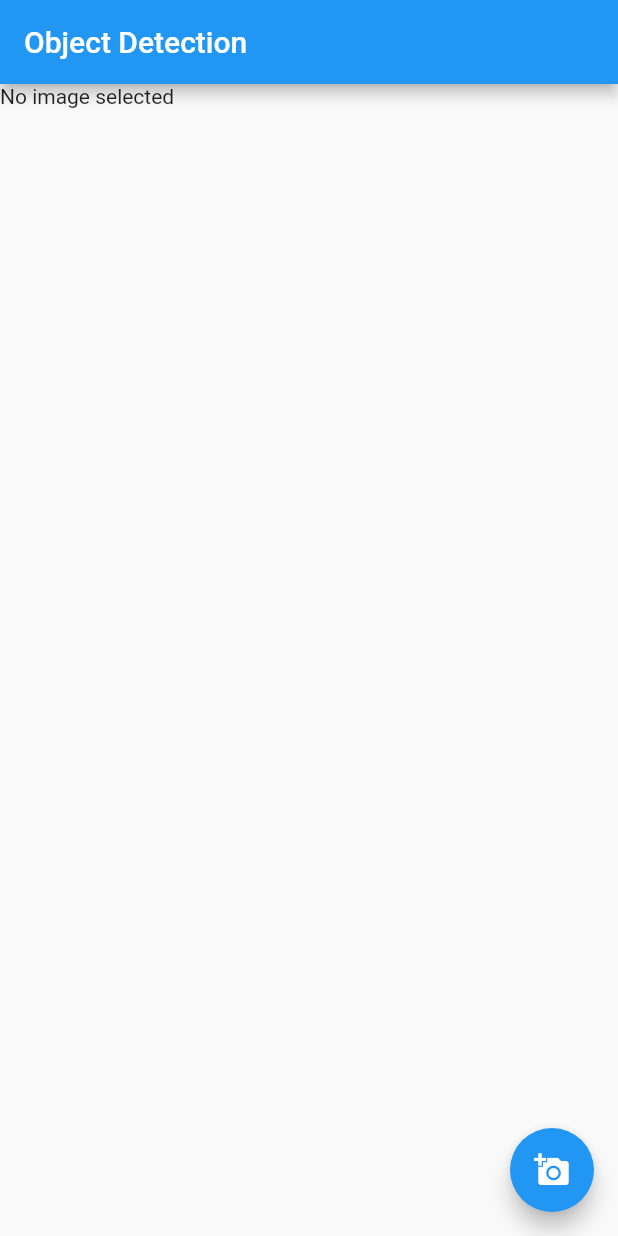
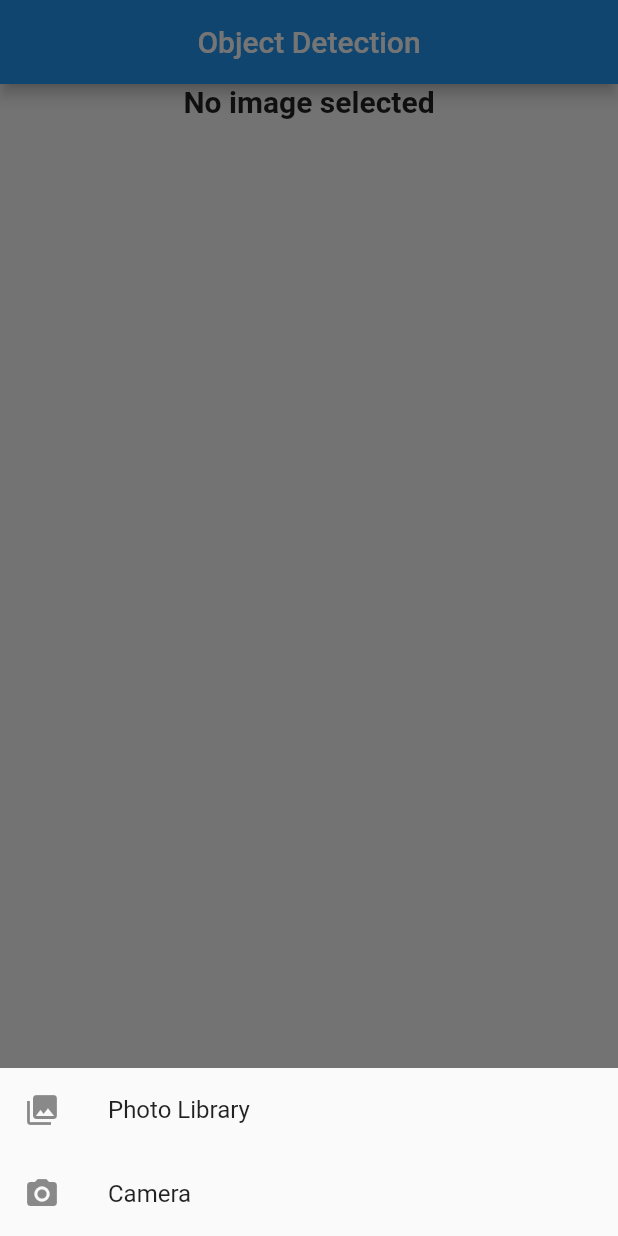
Before and after one commit to harshlohia11/object_detection, a Flutter app: the screen it shows after launch, after a tap on the "add a photo" icon, on a phone screen of 412 x 824 dp. Run offline on Flutter 3.47's test engine with Material 2 defaults, Android fonts, the phone set to English and light mode, and no system bars; our stand-ins replace image_picker; missing offline and left inert: tflite.

Commit message:
Made some changes

```diff
--- a/lib/main.dart
+++ b/lib/main.dart
@@ -73,6 +73,48 @@ class _TflitehomeState extends State<Tflitehome> {
       });
       predictImage(image);
     }
+  }
+
+  pickImageCamera() async {
+    File image = await ImagePicker.pickImage(source: ImageSource.camera);
+    if (image == null)
+      return;
+    else {
+      setState(() {
+        _busy = true;
+      });
+      predictImage(image);
+    }
+  }
+
+  showPicker(context) {
+    showModalBottomSheet(
+        context: context,
+        builder: (BuildContext bc) {
+          return SafeArea(
+            child: Container(
+              child: new Wrap(
+                children: <Widget>[
+                  new ListTile(
+                      leading: new Icon(Icons.photo_library),
+                      title: new Text('Photo Library'),
+                      onTap: () {
+                        pickImage();
+                        Navigator.of(context).pop();
+                      }),
+                  new ListTile(
+                    leading: new Icon(Icons.photo_camera),
+                    title: new Text('Camera'),
+                    onTap: () {
+                      pickImageCamera();
+                      Navigator.of(context).pop();
+                    },
+                  ),
+                ],
+              ),
+            ),
+          );
+        });
   }
 
   predictImage(File image) async {
@@ -166,7 +208,13 @@ class _TflitehomeState extends State<Tflitehome> {
       top: 0.0,
       left: 0.0,
       width: size.width,
-      child: _image == null ? Text("No image selected") : Image.file(_image),
+      child: _image == null
+          ? Center(
+              child: Text("No image selected",
+                  style:
+                      TextStyle(fontWeight: FontWeight.bold, fontSize: 20.0)),
+            )
+          : Image.file(_image),
     ));
 
     stackChildren.addAll(renderBoxes(size));
@@ -176,12 +224,14 @@ class _TflitehomeState extends State<Tflitehome> {
 
     return Scaffold(
       appBar: AppBar(
-        title: Text("Object Detection"),
+        title: Center(child: Text("Object Detection")),
       ),
       floatingActionButton: FloatingActionButton(
         child: Icon(Icons.add_a_photo),
         tooltip: 'Pick a image',
-        onPressed: pickImage,
+        onPressed: () {
+          showPicker(context);
+        },
       ),
       body: Stack(
         children: stackChildren,
```
